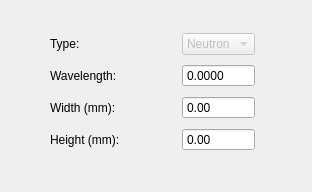
Qt form apps/NSXQt/ui/Tree/SourcePropertyWidget.ui (k61n/openhkl) before a commit.
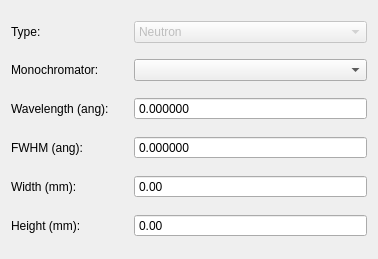
The same form after that commit.

Commit message: Modified the SourcePropertyWidget according to changes made in Source class

Patch:
```diff
--- a/apps/NSXQt/ui/Tree/SourcePropertyWidget.ui
+++ b/apps/NSXQt/ui/Tree/SourcePropertyWidget.ui
@@ -6,23 +6,45 @@
    <rect>
     <x>0</x>
     <y>0</y>
-    <width>312</width>
-    <height>192</height>
+    <width>378</width>
+    <height>259</height>
    </rect>
   </property>
   <property name="windowTitle">
    <string>Form</string>
   </property>
-  <widget class="QWidget" name="layoutWidget">
-   <property name="geometry">
-    <rect>
-     <x>50</x>
-     <y>30</y>
-     <width>205</width>
-     <height>128</height>
-    </rect>
-   </property>
    <layout class="QGridLayout" name="gridLayout">
+   <item row="2" column="1" colspan="2">
+    <widget class="QDoubleSpinBox" name="doubleSpinBox_Wavelength">
+     <property name="buttonSymbols">
+      <enum>QAbstractSpinBox::NoButtons</enum>
+     </property>
+     <property name="decimals">
+      <number>6</number>
+     </property>
+    </widget>
+   </item>
+   <item row="1" column="0">
+    <widget class="QLabel" name="label_6">
+     <property name="text">
+      <string>Monochromator:</string>
+     </property>
+    </widget>
+   </item>
+   <item row="5" column="0">
+    <widget class="QLabel" name="label_4">
+     <property name="text">
+      <string>Height (mm):</string>
+     </property>
+    </widget>
+   </item>
+   <item row="5" column="1" colspan="2">
+    <widget class="QDoubleSpinBox" name="doubleSpinBox_Height">
+     <property name="buttonSymbols">
+      <enum>QAbstractSpinBox::NoButtons</enum>
+     </property>
+    </widget>
+   </item>
     <item row="0" column="0">
      <widget class="QLabel" name="label">
       <property name="text">
@@ -30,52 +52,45 @@
       </property>
      </widget>
     </item>
-    <item row="1" column="0" colspan="2">
+   <item row="2" column="0">
      <widget class="QLabel" name="label_2">
       <property name="text">
-       <string>Wavelength:</string>
+      <string>Wavelength (ang):</string>
       </property>
      </widget>
     </item>
-    <item row="1" column="2">
-     <widget class="QDoubleSpinBox" name="doubleSpinBox_Wavelength">
+   <item row="3" column="1" colspan="2">
+    <widget class="QDoubleSpinBox" name="doubleSpinBox_FWHM">
       <property name="buttonSymbols">
        <enum>QAbstractSpinBox::NoButtons</enum>
       </property>
       <property name="decimals">
-       <number>4</number>
+      <number>6</number>
       </property>
      </widget>
     </item>
-    <item row="2" column="0" colspan="2">
+   <item row="4" column="0">
      <widget class="QLabel" name="label_3">
       <property name="text">
        <string>Width (mm):</string>
       </property>
      </widget>
     </item>
-    <item row="2" column="2">
+   <item row="4" column="1" colspan="2">
      <widget class="QDoubleSpinBox" name="doubleSpinBox_Width">
       <property name="buttonSymbols">
        <enum>QAbstractSpinBox::NoButtons</enum>
       </property>
      </widget>
     </item>
-    <item row="3" column="0" colspan="2">
-     <widget class="QLabel" name="label_4">
+   <item row="3" column="0">
+    <widget class="QLabel" name="label_5">
       <property name="text">
-       <string>Height (mm):</string>
+      <string>FWHM (ang):</string>
       </property>
      </widget>
     </item>
-    <item row="3" column="2">
-     <widget class="QDoubleSpinBox" name="doubleSpinBox_Height">
-      <property name="buttonSymbols">
-       <enum>QAbstractSpinBox::NoButtons</enum>
-      </property>
-     </widget>
-    </item>
-    <item row="0" column="2">
+   <item row="0" column="1" colspan="2">
      <widget class="QComboBox" name="comboBox">
       <property name="enabled">
        <bool>false</bool>
@@ -92,8 +107,17 @@
       </item>
      </widget>
     </item>
-   </layout>
-  </widget>
+   <item row="1" column="1" colspan="2">
+    <widget class="QComboBox" name="comboBox_Monochromators">
+     <property name="enabled">
+      <bool>true</bool>
+     </property>
+     <property name="editable">
+      <bool>false</bool>
+     </property>
+    </widget>
+   </item>
+  </layout>
  </widget>
  <resources/>
  <connections/>
```
Lines whose indentation alone changed are shown as unchanged. The commit also changes 2 other files.
